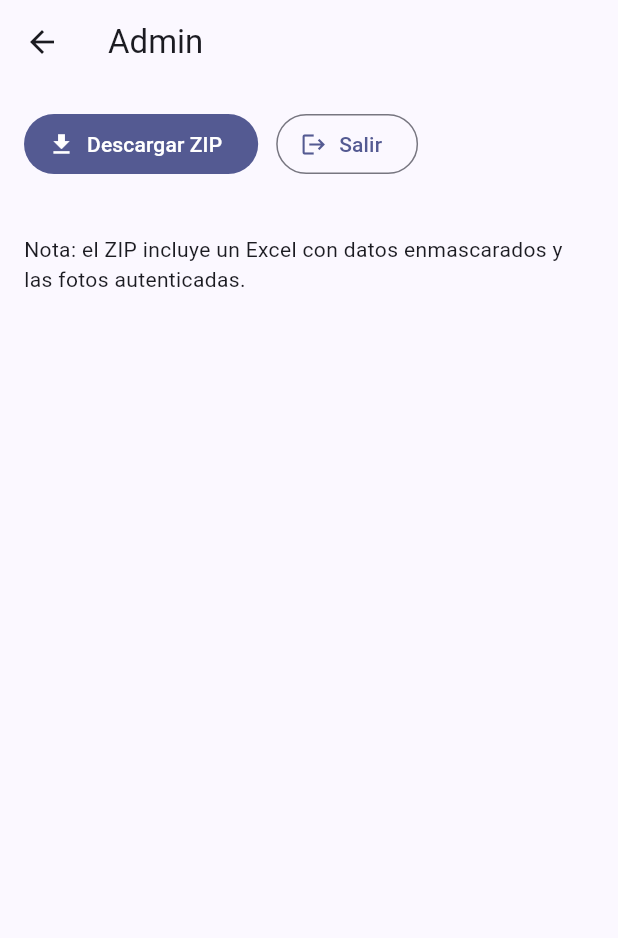
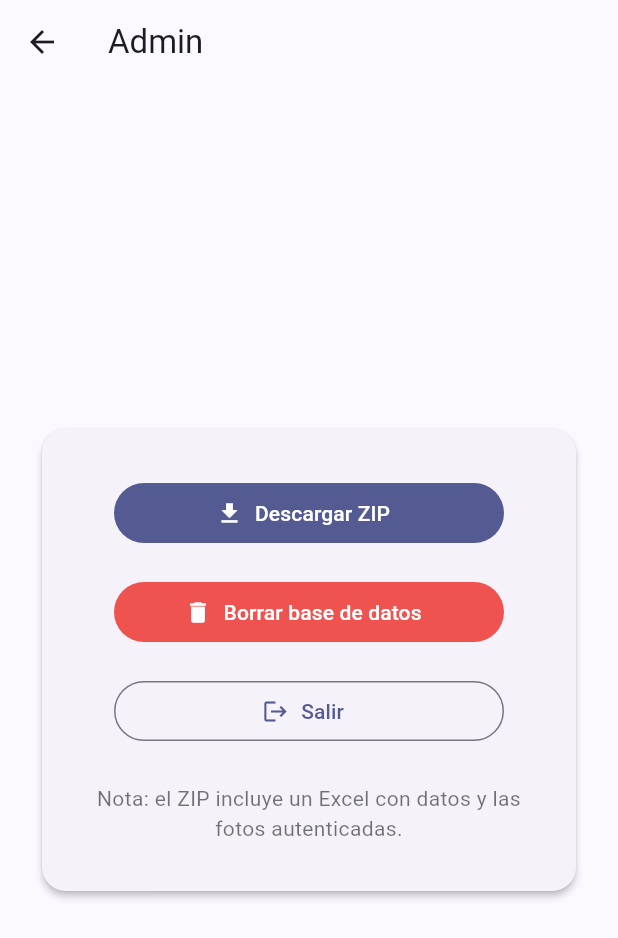
Before and after one commit to sergiobytes/sorteos_flutter_app, a Flutter app: the AdminPage screen opened by its route, on a phone screen of 412 x 824 dp. Shown: the top 938 px of the screen. Run offline on Flutter 3.47's test engine with Material 3 defaults, Android fonts, the phone set to English and light mode, and no system bars; our stand-ins replace dio, firebase_auth, firebase_core, flutter_dotenv, image_picker, share_plus; accounts and stored records are empty.

Commit message:
Refactor AdminPage loading states and implement purge functionality in ApiClient

```diff
--- a/lib/pages/admin_page.dart
+++ b/lib/pages/admin_page.dart
@@ -20,7 +20,9 @@ class _AdminPageState extends State<AdminPage> {
   final _auth = AuthService();
   final _api = ApiClient();
 
-  bool _loading = false;
+  bool _loadingLogin = false;
+  bool _loadingZip = false;
+  bool _loadingPurge = false;
   String? _zipPath;
 
   @override
@@ -32,7 +34,7 @@ class _AdminPageState extends State<AdminPage> {
 
   Future<void> _login() async {
     if (!_form.currentState!.validate()) return;
-    setState(() => _loading = true);
+  setState(() => _loadingLogin = true);
     try {
       await _auth.signIn(_emailCtrl.text.trim(), _passCtrl.text);
       if (!mounted) return;
@@ -45,7 +47,7 @@ class _AdminPageState extends State<AdminPage> {
         context,
       ).showSnackBar(SnackBar(content: Text('Auth error: ${e.code}')));
     } finally {
-      if (mounted) setState(() => _loading = false);
+      if (mounted) setState(() => _loadingLogin = false);
     }
   }
 
@@ -60,7 +62,7 @@ class _AdminPageState extends State<AdminPage> {
       return;
     }
 
-    setState(() => _loading = true);
+  setState(() => _loadingZip = true);
     try {
       final tmpDir = await getTemporaryDirectory();
       final fileName =
@@ -89,7 +91,72 @@ class _AdminPageState extends State<AdminPage> {
         context,
       ).showSnackBar(SnackBar(content: Text('Error descargando: $e')));
     } finally {
-      if (mounted) setState(() => _loading = false);
+      if (mounted) setState(() => _loadingZip = false);
+    }
+  }
+
+  Future<void> _purgeAll() async {
+    final token = await _auth.currentIdToken();
+    if (token == null) {
+      if (!mounted) return;
+      ScaffoldMessenger.of(
+        context,
+      ).showSnackBar(const SnackBar(content: Text('Inicia sesión como admin')));
+      return;
+    }
+
+    final ok = await showDialog<bool>(
+      context: context,
+      builder:
+          (ctx) => AlertDialog(
+            title: const Text('Confirmar purga'),
+            content: const Text(
+              'Se eliminarán TODOS los registros.\n'
+              'Sugerencia: exporta el ZIP antes.',
+            ),
+            actions: [
+              TextButton(
+                onPressed: () => Navigator.pop(ctx, false),
+                child: const Text('Cancelar'),
+              ),
+              FilledButton(
+                style: FilledButton.styleFrom(backgroundColor: Colors.red),
+                onPressed: () => Navigator.pop(ctx, true),
+                child: const Text('Borrar todo'),
+              ),
+            ],
+          ),
+    );
+    if (ok != true) return;
+
+  if (_loadingZip || _loadingPurge) return;
+  setState(() => _loadingPurge = true);
+
+    try {
+      // llama al ApiClient como a downloadZip
+      final res = await _api.purgeAll(
+        idToken: token,
+        deletePhotos: true, // pon false si no quieres borrar fotos
+      );
+
+      if (!mounted) return;
+      setState(() => _zipPath = null);
+
+      ScaffoldMessenger.of(context).showSnackBar(
+        SnackBar(
+          content: Text(
+            'Purga completada. Registros: ${res.deletedParticipants}, '
+            'Fotos: ${res.deletedPhotos}',
+          ),
+        ),
+      );
+    } catch (e) {
+      if (!mounted) return;
+      ScaffoldMessenger.of(
+        context,
+      ).showSnackBar(SnackBar(content: Text('Error purgando: $e')));
+    } finally {
+      if (mounted) setState(() => _loadingPurge = false);
     }
   }
 
@@ -111,11 +178,20 @@ class _AdminPageState extends State<AdminPage> {
 
     return Scaffold(
       appBar: AppBar(title: const Text('Admin')),
-      body: ListView(
-        padding: const EdgeInsets.all(16),
+      body: Center(
+        child: ListView(
+          padding: const EdgeInsets.all(24),
+          shrinkWrap: true,
           children: [
             if (!logged) ...[
-            Form(
+              Card(
+                elevation: 2,
+                shape: RoundedRectangleBorder(
+                  borderRadius: BorderRadius.circular(16),
+                ),
+                child: Padding(
+                  padding: const EdgeInsets.all(24),
+                  child: Form(
                     key: _form,
                     child: Column(
                       crossAxisAlignment: CrossAxisAlignment.start,
@@ -124,7 +200,7 @@ class _AdminPageState extends State<AdminPage> {
                           'Iniciar sesión',
                           style: Theme.of(context).textTheme.titleLarge,
                         ),
-                  const SizedBox(height: 12),
+                        const SizedBox(height: 16),
                         TextFormField(
                           controller: _emailCtrl,
                           keyboardType: TextInputType.emailAddress,
@@ -135,61 +211,114 @@ class _AdminPageState extends State<AdminPage> {
                                       ? 'Requerido'
                                       : null,
                         ),
-                  const SizedBox(height: 12),
+                        const SizedBox(height: 16),
                         TextFormField(
                           controller: _passCtrl,
                           decoration: _dec('Contraseña'),
                           obscureText: true,
                           validator:
-                        (v) => (v == null || v.isEmpty) ? 'Requerido' : null,
+                              (v) =>
+                                  (v == null || v.isEmpty) ? 'Requerido' : null,
                         ),
-                  const SizedBox(height: 12),
-                  FilledButton(
-                    onPressed: _loading ? null : _login,
-                    child:
-                        _loading
+                        const SizedBox(height: 24),
+                        SizedBox(
+                          width: double.infinity,
+                          child: FilledButton(
+                            onPressed: (_loadingLogin || _loadingZip || _loadingPurge) ? null : _login,
+                            child: _loadingLogin
                                 ? const SizedBox(
                                     width: 18,
                                     height: 18,
-                              child: CircularProgressIndicator(strokeWidth: 2),
+                                    child: CircularProgressIndicator(
+                                      strokeWidth: 2,
+                                    ),
                                   )
                                 : const Text('Entrar'),
+                          ),
                         ),
                       ],
                     ),
                   ),
+                ),
+              ),
             ] else ...[
-            Row(
+              Card(
+                elevation: 2,
+                shape: RoundedRectangleBorder(
+                  borderRadius: BorderRadius.circular(16),
+                ),
+                child: Padding(
+                  padding: const EdgeInsets.symmetric(
+                    vertical: 32,
+                    horizontal: 24,
+                  ),
+                  child: Column(
+                    mainAxisSize: MainAxisSize.min,
+                    crossAxisAlignment: CrossAxisAlignment.center,
                     children: [
-                FilledButton.icon(
-                  onPressed: _loading ? null : _downloadZip,
-                  icon:
-                      _loading
+                      SizedBox(
+                        width: 260,
+                        child: FilledButton.icon(
+                          onPressed: (_loadingZip || _loadingPurge) ? null : _downloadZip,
+                          icon: _loadingZip
                               ? const SizedBox(
                                   width: 18,
                                   height: 18,
-                            child: CircularProgressIndicator(strokeWidth: 2),
+                                  child: CircularProgressIndicator(
+                                    strokeWidth: 2,
+                                  ),
                                 )
                               : const Icon(Icons.download),
                           label: const Text('Descargar ZIP'),
                         ),
-                const SizedBox(width: 12),
-                OutlinedButton.icon(
-                  onPressed: _loading ? null : _logout,
+                      ),
+                      const SizedBox(height: 18),
+                      SizedBox(
+                        width: 260,
+                        child: FilledButton.icon(
+                          onPressed: (_loadingZip || _loadingPurge) ? null : _purgeAll,
+                          icon: _loadingPurge
+                              ? const SizedBox(
+                                  width: 18,
+                                  height: 18,
+                                  child: CircularProgressIndicator(
+                                    strokeWidth: 2,
+                                  ),
+                                )
+                              : const Icon(Icons.delete),
+                          label: const Text('Borrar base de datos'),
+                          style: FilledButton.styleFrom(
+                            backgroundColor: Colors.red.shade400,
+                          ),
+                        ),
+                      ),
+                      const SizedBox(height: 18),
+                      SizedBox(
+                        width: 260,
+                        child: OutlinedButton.icon(
+                          onPressed: (_loadingZip || _loadingPurge) ? null : _logout,
                           icon: const Icon(Icons.logout),
                           label: const Text('Salir'),
                         ),
+                      ),
+                      if (_zipPath != null) ...[
+                        const SizedBox(height: 24),
+                        SelectableText('Archivo: $_zipPath'),
+                      ],
+                      const SizedBox(height: 24),
+                      const Text(
+                        'Nota: el ZIP incluye un Excel con datos y las fotos autenticadas.',
+                        textAlign: TextAlign.center,
+                        style: TextStyle(color: Colors.black54),
+                      ),
                     ],
                   ),
-            const SizedBox(height: 12),
-            if (_zipPath != null) SelectableText('Archivo: $_zipPath'),
-            const SizedBox(height: 24),
-            const Text(
-              'Nota: el ZIP incluye un Excel con datos enmascarados y las fotos autenticadas.',
+                ),
               ),
             ],
           ],
         ),
+      ),
     );
   }
 }
--- a/lib/services/api_client.dart
+++ b/lib/services/api_client.dart
@@ -3,6 +3,12 @@ import 'dart:io';
 import 'package:http/http.dart' as http;
 import 'package:dio/dio.dart';
 import 'package:sorteos_app/config/constants/environment.dart';
+
+class PurgeResult {
+  final int deletedParticipants;
+  final int deletedPhotos;
+  PurgeResult({required this.deletedParticipants, required this.deletedPhotos});
+}
 
 class ApiClient {
   static String apiBase = Environment.apiUrl;
@@ -110,4 +116,33 @@ class ApiClient {
 
     return file;
   }
+
+  Future<PurgeResult> purgeAll({
+    required String idToken,
+    bool deletePhotos = true, // cámbialo si no quieres borrar fotos
+  }) async {
+    print(idToken);
+
+    final url = '$apiBase/admin/purge';
+
+    final resp = await _dio.post(
+      url,
+      options: Options(
+        headers: {
+          'Authorization': 'Bearer $idToken',
+          'X-Confirm-Purge': 'yes', // confirmación obligatoria del backend
+        },
+      ),
+    );
+
+    if (resp.statusCode != 200) {
+      throw Exception('Error purgando base de datos (${resp.statusCode})');
+    }
+
+    final data = resp.data as Map<String, dynamic>;
+    return PurgeResult(
+      deletedParticipants: (data['deletedParticipants'] ?? 0) as int,
+      deletedPhotos: (data['deletedPhotos'] ?? 0) as int,
+    );
+  }
 }
```
Lines whose indentation alone changed are shown as unchanged.
